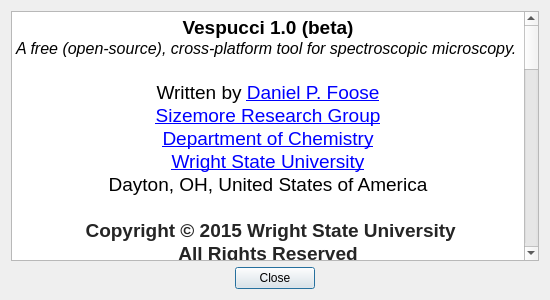
The window that GUI/Display/aboutdialog.ui (VespucciProject/Vespucci) describes before a commit, drawn with Qt 5.
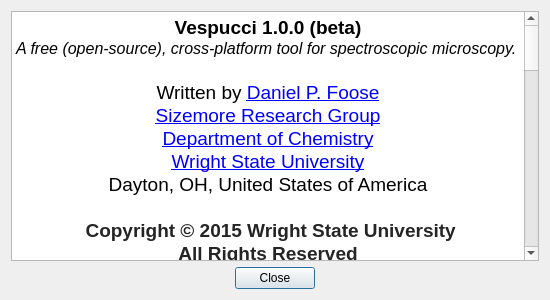
The same window after the commit. Icons and pictures are not drawn.

What changed in the file:
```diff
--- a/GUI/Display/aboutdialog.ui
+++ b/GUI/Display/aboutdialog.ui
@@ -26,7 +26,8 @@
 &lt;html&gt;&lt;head&gt;&lt;meta name=&quot;qrichtext&quot; content=&quot;1&quot; /&gt;&lt;style type=&quot;text/css&quot;&gt;
 p, li { white-space: pre-wrap; }
 &lt;/style&gt;&lt;/head&gt;&lt;body style=&quot; font-family:'MS Shell Dlg 2'; font-size:11pt; font-weight:400; font-style:normal;&quot;&gt;
-&lt;p align=&quot;center&quot; style=&quot; margin-top:0px; margin-bottom:0px; margin-left:0px; margin-right:0px; -qt-block-indent:0; text-indent:0px;&quot;&gt;&lt;span style=&quot; font-size:14pt; font-weight:600;&quot;&gt;Vespucci 1.0 (beta)&lt;/span&gt;&lt;/p&gt;
+&lt;p align=&quot;center&quot; style=&quot; margin-top:0px; margin-bottom:0px; margin-left:0px; margin-right:0px; -qt-block-indent:0; text-indent:0px;&quot;&gt;&lt;img src=&quot;:/Docs/API_docs/html/vespuccilogo150.png&quot; /&gt;&lt;/p&gt;
+&lt;p align=&quot;center&quot; style=&quot; margin-top:0px; margin-bottom:0px; margin-left:0px; margin-right:0px; -qt-block-indent:0; text-indent:0px;&quot;&gt;&lt;span style=&quot; font-size:14pt; font-weight:600;&quot;&gt;Vespucci 1.0.0 (beta)&lt;/span&gt;&lt;/p&gt;
 &lt;p align=&quot;justify&quot; style=&quot; margin-top:0px; margin-bottom:0px; margin-left:0px; margin-right:0px; -qt-block-indent:0; text-indent:0px;&quot;&gt;&lt;span style=&quot; font-size:12pt; font-style:italic;&quot;&gt;A free (open-source), cross-platform tool for spectroscopic microscopy.&lt;/span&gt;&lt;/p&gt;
 &lt;p align=&quot;justify&quot; style=&quot;-qt-paragraph-type:empty; margin-top:0px; margin-bottom:0px; margin-left:0px; margin-right:0px; -qt-block-indent:0; text-indent:0px; font-size:14pt; font-style:italic;&quot;&gt;&lt;br /&gt;&lt;/p&gt;
 &lt;p align=&quot;center&quot; style=&quot; margin-top:0px; margin-bottom:0px; margin-left:0px; margin-right:0px; -qt-block-indent:0; text-indent:0px;&quot;&gt;&lt;span style=&quot; font-size:14pt;&quot;&gt;Written by &lt;/span&gt;&lt;a href=&quot;http://about.me/dpfoose&quot;&gt;&lt;span style=&quot; font-size:14pt; text-decoration: underline; color:#0000ff;&quot;&gt;Daniel P. Foose&lt;/span&gt;&lt;/a&gt;&lt;/p&gt;
```
